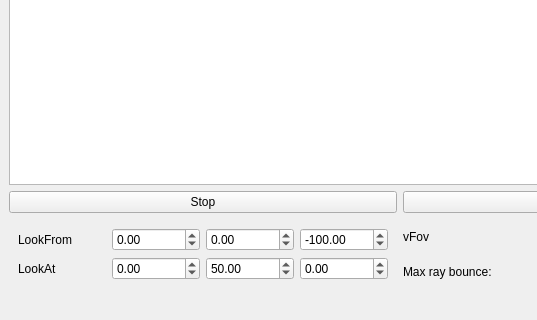
Qt form src/qt/RtViewer/mainwindow.ui (pdani86/raytracing.github.io) before a commit; both pictures show x 0 to 537 and y 280 to 600 of the 800 by 600 pixel window.
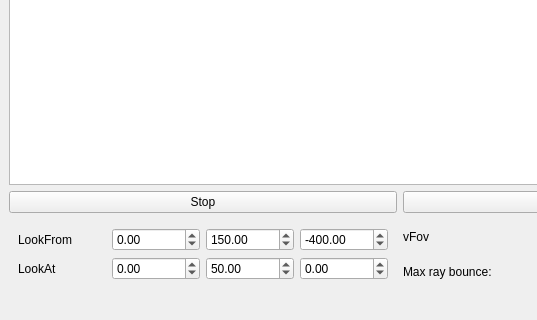
The same form after that commit.

Diff of the .ui file:
```diff
--- a/src/qt/RtViewer/mainwindow.ui
+++ b/src/qt/RtViewer/mainwindow.ui
@@ -72,6 +72,9 @@
              <property name="maximum">
               <double>1000000000.000000000000000</double>
              </property>
+             <property name="value">
+              <double>150.000000000000000</double>
+             </property>
             </widget>
            </item>
            <item row="0" column="0">
@@ -93,7 +96,7 @@
               <double>1000000000.000000000000000</double>
              </property>
              <property name="value">
-              <double>-100.000000000000000</double>
+              <double>-400.000000000000000</double>
              </property>
             </widget>
            </item>
```
